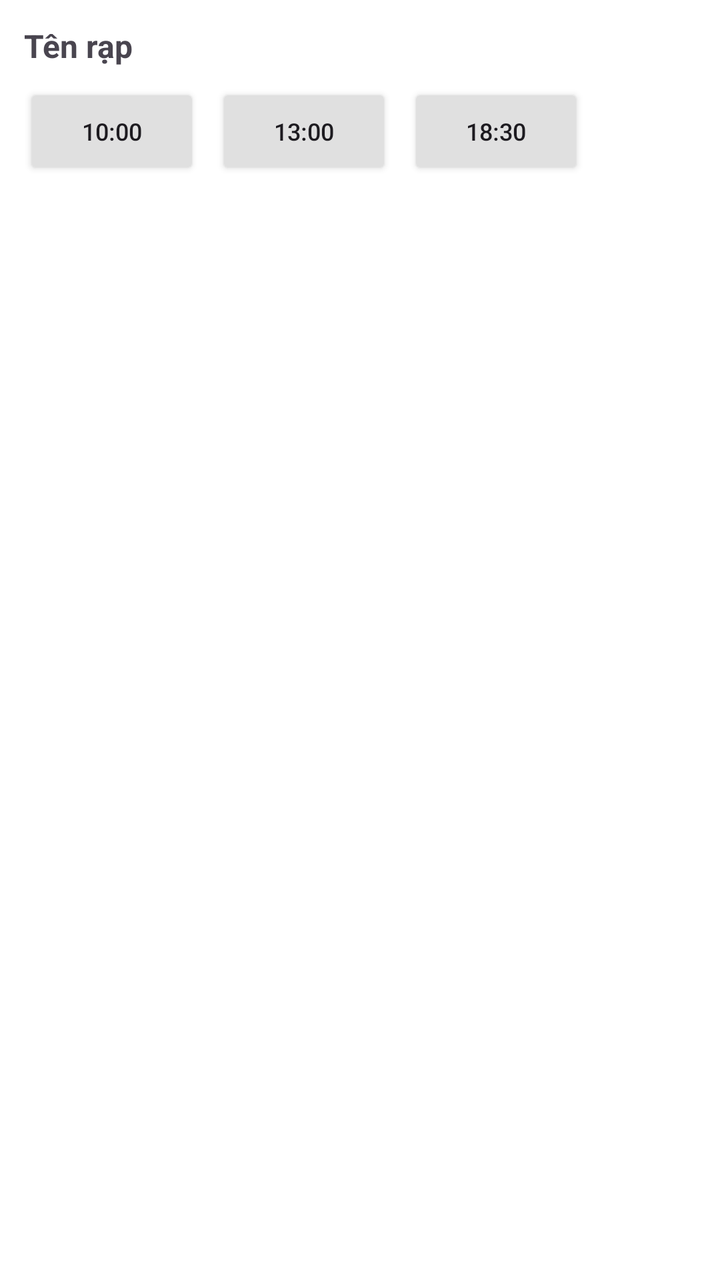
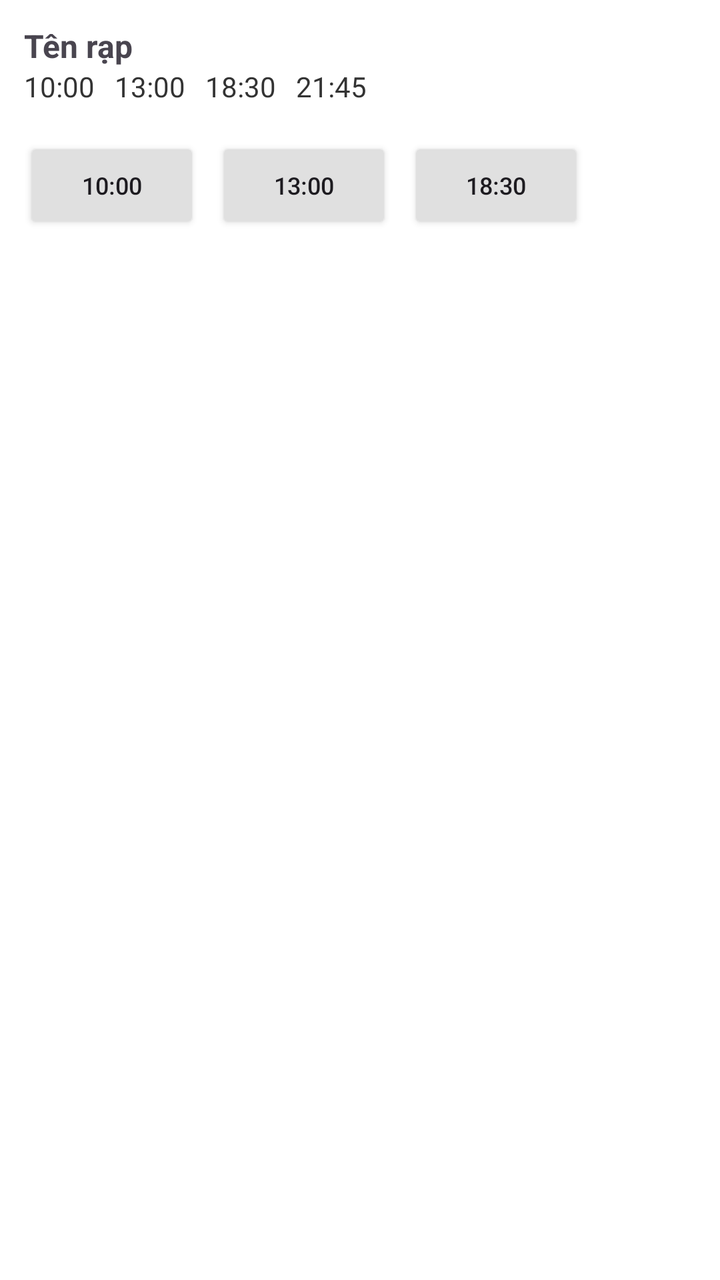

Compare the two renders of this Android layout. The source of the first and the diff that turns it into the second are given below.
<!-- AndroidManifest.xml: application theme Theme.BTLNHOM17 -->
<!-- res/layout/item_rap_dexuat.xml -->
<?xml version="1.0" encoding="utf-8"?>
<LinearLayout xmlns:android="http://schemas.android.com/apk/res/android"
    android:orientation="vertical"
    android:padding="12dp"
    android:layout_width="match_parent"
    android:layout_height="wrap_content"
    android:background="@android:color/white"
    android:layout_margin="8dp"
    android:elevation="4dp">

    <TextView
        android:id="@+id/txtTenRap"
        android:layout_width="wrap_content"
        android:layout_height="wrap_content"
        android:text="Tên rạp"
        android:textStyle="bold"
        android:textSize="16sp" />

    <LinearLayout
        android:orientation="horizontal"
        android:layout_width="wrap_content"
        android:layout_height="wrap_content"
        android:layout_marginTop="8dp">

        <Button
            android:id="@+id/btnSuat1"
            android:layout_width="wrap_content"
            android:layout_height="wrap_content"
            android:text="10:00"
            android:textSize="12sp"
            android:layout_marginEnd="8dp"
            android:backgroundTint="#E0E0E0" />

        <Button
            android:id="@+id/btnSuat2"
            android:layout_width="wrap_content"
            android:layout_height="wrap_content"
            android:text="13:00"
            android:textSize="12sp"
            android:layout_marginEnd="8dp"
            android:backgroundTint="#E0E0E0" />

        <Button
            android:id="@+id/btnSuat3"
            android:layout_width="wrap_content"
            android:layout_height="wrap_content"
            android:text="18:30"
            android:textSize="12sp"
            android:backgroundTint="#E0E0E0" />
    </LinearLayout>
</LinearLayout>
<!-- resources referenced by this layout -->
<resources>
  <style name="Theme.BTLNHOM17" parent="Base.Theme.BTLNHOM17" />
  <style name="Base.Theme.BTLNHOM17" parent="Theme.Material3.DayNight.NoActionBar">
          
          
      </style>
</resources>

<!-- the commit's change to res/layout/item_rap_dexuat.xml (unified diff, before → after) -->
@@ -15,7 +15,14 @@
         android:text="Tên rạp"
         android:textStyle="bold"
         android:textSize="16sp" />
-
+    <TextView
+        android:id="@+id/txtSuatChieu"
+        android:layout_width="wrap_content"
+        android:layout_height="wrap_content"
+        android:text="10:00   13:00   18:30   21:45"
+        android:textSize="14sp"
+        android:textColor="#333333"
+        android:layout_marginBottom="8dp" />
     <LinearLayout
         android:orientation="horizontal"
         android:layout_width="wrap_content"
